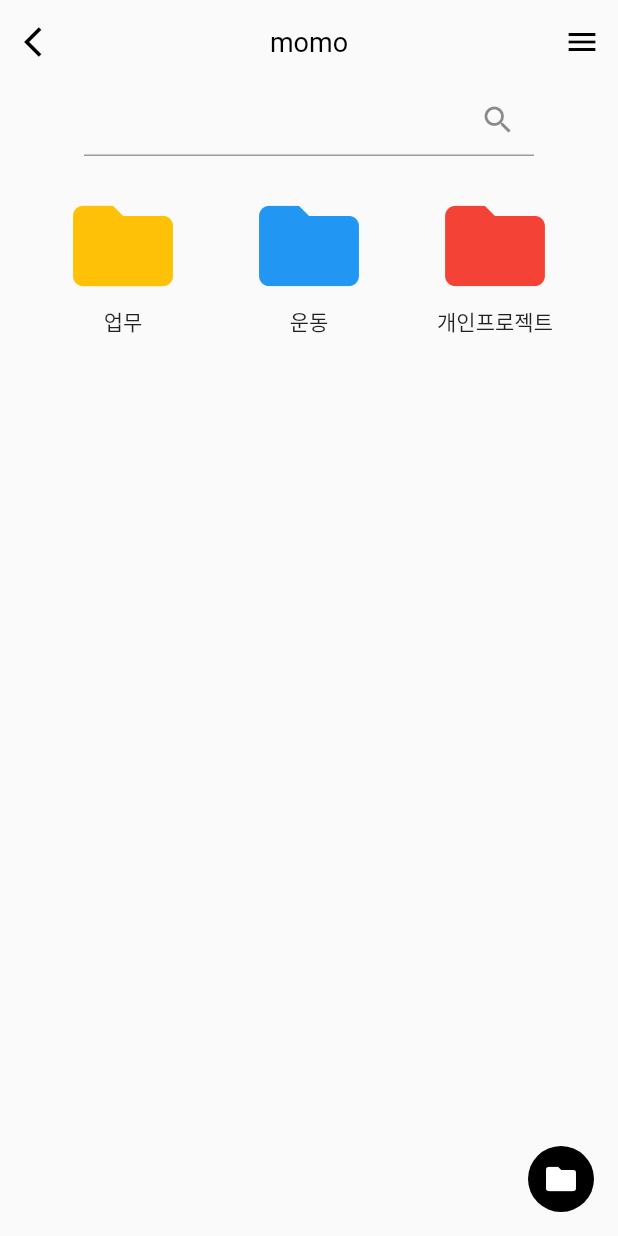
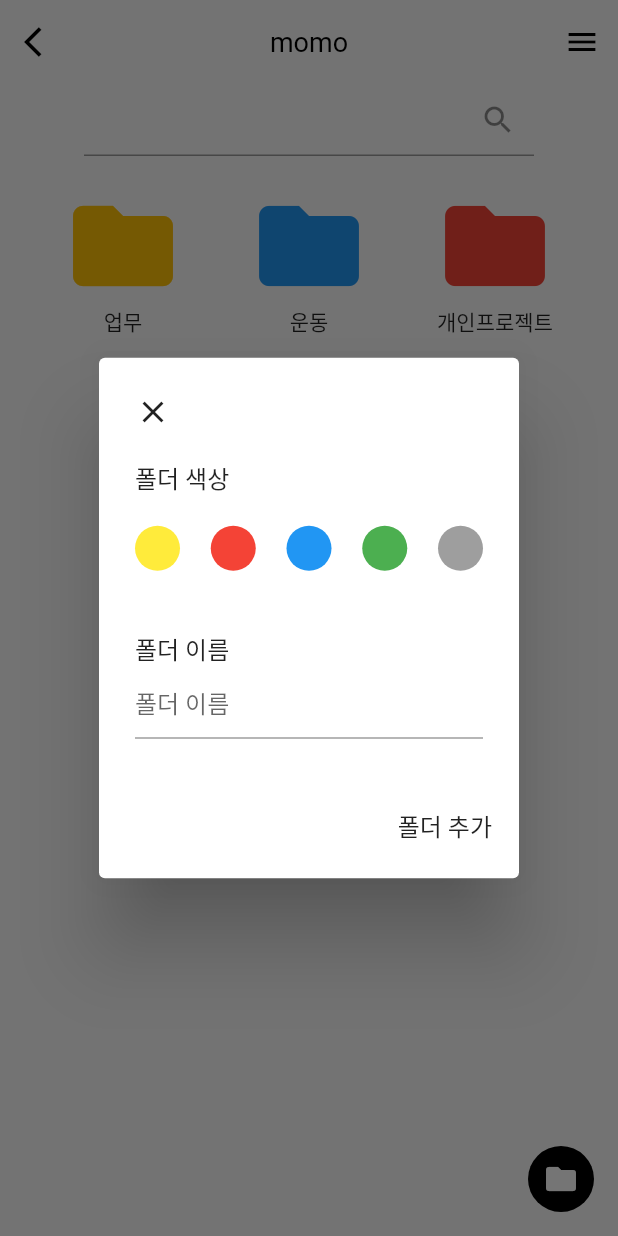
Before and after one commit to 812jay/momo, a Flutter app: the FolderListView screen opened by its route, after a tap on the "folder" icon, on a phone screen of 412 x 824 dp. Run offline on Flutter 3.47's test engine with Material 2 defaults, Android fonts, the phone set to English and light mode, and no system bars; our stand-ins replace date_format, flutter_slidable; missing offline and left inert: html_editor_enhanced.

Commit message:
add folder post dialog

```diff
--- /dev/null
+++ b/lib/views/folder/components/folder_post_dialog.dart
@@ -0,0 +1,110 @@
+import 'package:flutter/material.dart';
+
+Future showFolderPostDialog({required BuildContext context}) {
+  return showDialog(
+    context: context,
+    builder: (context) {
+      return AlertDialog(
+        title: Align(
+          alignment: Alignment.topLeft,
+          child: GestureDetector(
+            onTap: () => Navigator.of(context).pop(),
+            child: const Icon(Icons.close),
+          ),
+        ),
+        content: SizedBox(
+          height: 200,
+          child: Column(
+            crossAxisAlignment: CrossAxisAlignment.start,
+            children: [
+              const Text('폴더 색상'),
+              const SizedBox(height: 20.0),
+              Row(
+                mainAxisAlignment: MainAxisAlignment.spaceBetween,
+                children: [
+                  //yellow
+                  GestureDetector(
+                    onTap: () {},
+                    child: Container(
+                      width: 30,
+                      height: 30,
+                      decoration: BoxDecoration(
+                        color: Colors.yellow,
+                        borderRadius: BorderRadius.circular(20.0),
+                      ),
+                    ),
+                  ),
+                  //red
+                  GestureDetector(
+                    onTap: () {},
+                    child: Container(
+                      width: 30,
+                      height: 30,
+                      decoration: BoxDecoration(
+                        color: Colors.red,
+                        borderRadius: BorderRadius.circular(20.0),
+                      ),
+                    ),
+                  ),
+                  //blue
+                  GestureDetector(
+                    onTap: () {},
+                    child: Container(
+                      width: 30,
+                      height: 30,
+                      decoration: BoxDecoration(
+                        color: Colors.blue,
+                        borderRadius: BorderRadius.circular(20.0),
+                      ),
+                    ),
+                  ),
+                  //green
+                  GestureDetector(
+                    onTap: () {},
+                    child: Container(
+                      width: 30,
+                      height: 30,
+                      decoration: BoxDecoration(
+                        color: Colors.green,
+                        borderRadius: BorderRadius.circular(20.0),
+                      ),
+                    ),
+                  ),
+                  //green
+                  GestureDetector(
+                    onTap: () {},
+                    child: Container(
+                      width: 30,
+                      height: 30,
+                      decoration: BoxDecoration(
+                        color: Colors.grey,
+                        borderRadius: BorderRadius.circular(20.0),
+                      ),
+                    ),
+                  ),
+                ],
+              ),
+              const SizedBox(height: 40.0),
+              const Text('폴더 이름'),
+              const TextField(decoration: InputDecoration(hintText: '폴더 이름')),
+            ],
+          ),
+        ),
+        actions: [
+          GestureDetector(
+            onTap: () {
+              Navigator.of(context).pop();
+            },
+            child: Container(
+              padding: const EdgeInsets.only(bottom: 15.0, right: 10.0),
+              child: const Text(
+                '폴더 추가',
+                style: TextStyle(fontSize: 16.0),
+              ),
+            ),
+          ),
+        ],
+      );
+    },
+  );
+}
--- a/lib/views/folder/folder_list.dart
+++ b/lib/views/folder/folder_list.dart
@@ -3,6 +3,8 @@ import 'package:momo/views/common/components/common_app_bar.dart';
 import 'package:momo/views/common/components/floating_action_button_add.dart';
 import 'package:momo/views/common/components/nav_bar.dart';
 import 'package:momo/views/folder/components/folder_block.dart';
+
+import 'components/folder_post_dialog.dart';
 
 class FolderListView extends StatelessWidget {
   static const routeName = '/folder';
@@ -14,11 +16,11 @@ class FolderListView extends StatelessWidget {
       endDrawer: const NavBar(),
       appBar: commonAppBar(context: context, isLeading: true),
       floatingActionButton: floatingActionButtonAdd(
+        onTap: () => showFolderPostDialog(context: context),
         icon: const Icon(
           Icons.folder,
           color: Colors.white,
         ),
-        onTap: () {},
       ),
       body: SafeArea(
         child: Container(
```
